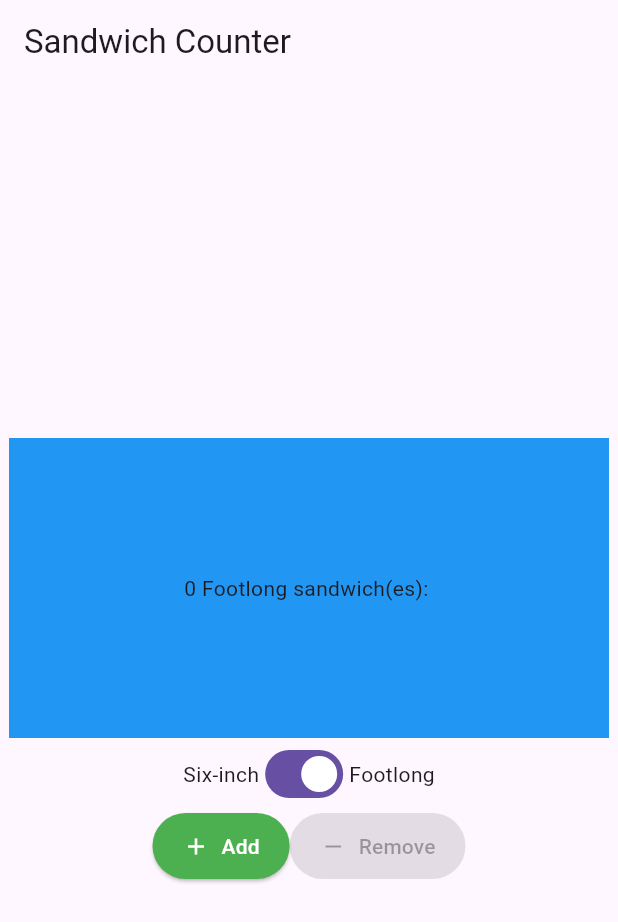
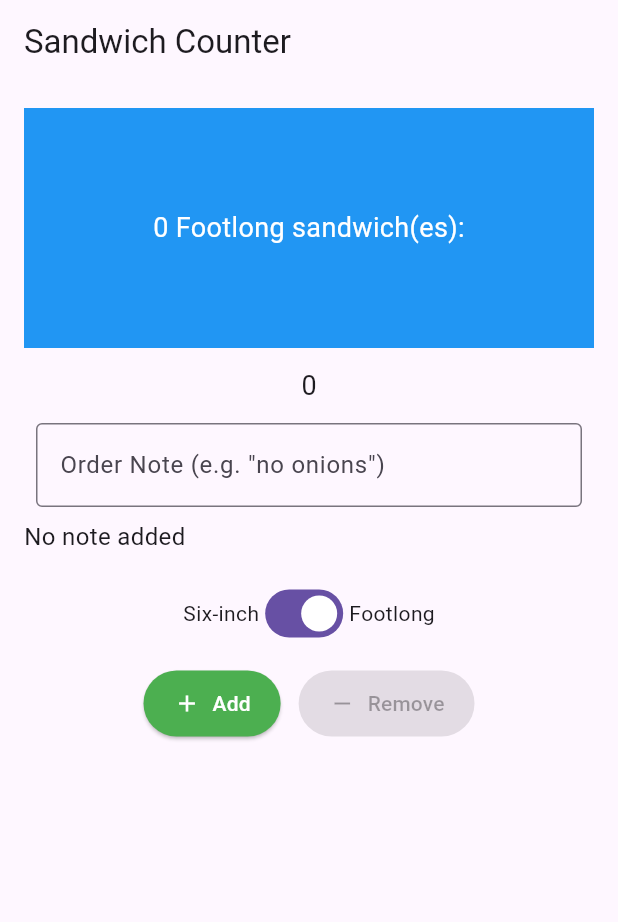
Before and after one commit to Mattcodez21/sandwich_shop, a Flutter app: the screen it shows after launch, on a phone screen of 412 x 824 dp. Shown: the top 922 px of the screen. Run offline on Flutter 3.47's test engine with Material 3 defaults, Android fonts, the phone set to English and light mode, and no system bars.

Commit message:
Custom Notes

```diff
--- a/lib/main.dart
+++ b/lib/main.dart
@@ -11,26 +11,25 @@ class App extends StatelessWidget {
   Widget build(BuildContext context) {
     return const MaterialApp(
       title: 'Sandwich Shop App',
-        home: OrderScreen(
-          maxQuantity: 5,
-        ));
+      home: OrderScreen(maxQuantity: 5),
+    );
   }
 }
 
 class OrderScreen extends StatefulWidget {
   final int maxQuantity;
-
   const OrderScreen({super.key, this.maxQuantity = 10});
 
   @override
-  State<OrderScreen> createState() {
-    return _OrderScreenState();
-  }
+  State<OrderScreen> createState() => _OrderScreenState();
 }
 
 class _OrderScreenState extends State<OrderScreen> {
   int _quantity = 0;
   bool _isFootlong = true;
+
+  // Controller for the order note TextField
+  final TextEditingController _noteController = TextEditingController();
 
   void _increaseQuantity() {
     if (_quantity < widget.maxQuantity) {
@@ -45,65 +44,105 @@ class _OrderScreenState extends State<OrderScreen> {
   }
 
   @override
+  void dispose() {
+    _noteController.dispose();
+    super.dispose();
+  }
+
+  @override
   Widget build(BuildContext context) {
-    String sandwichSize = _isFootlong ? 'Footlong' : 'Six-inch';
+    final String sandwichSize = _isFootlong ? 'Footlong' : 'Six-inch';
 
     return Scaffold(
-      appBar: AppBar(
-        title: const Text('Sandwich Counter'),
+      appBar: AppBar(title: const Text('Sandwich Counter')),
+      body: SingleChildScrollView(
+        child: Padding(
+          padding: const EdgeInsets.all(16.0),
+          child: Column(
+            children: <Widget>[
+              OrderItemDisplay(_quantity, sandwichSize),
+
+              const SizedBox(height: 12),
+
+              // keep plain counter text so existing tests that look for '0' still pass
+              Text('$_quantity', style: const TextStyle(fontSize: 18)),
+
+              const SizedBox(height: 12),
+
+              // TextField following Flutter docs pattern
+              Padding(
+                padding: const EdgeInsets.symmetric(horizontal: 8.0),
+                child: TextField(
+                  controller: _noteController,
+                  onChanged: (value) => setState(() {}),
+                  decoration: const InputDecoration(
+                    border: OutlineInputBorder(),
+                    labelText: 'Order Note (e.g. "no onions")',
                   ),
-      body: Center(
-        child: Column(
-          mainAxisAlignment: MainAxisAlignment.center,
-          children: <Widget>[
-            OrderItemDisplay(
-              _quantity,
-              sandwichSize,
                 ),
+              ),
+
+              const SizedBox(height: 8),
+
+              // Display the confirmed note on screen
+              Align(
+                alignment: Alignment.centerLeft,
+                child: Text(
+                  _noteController.text.isEmpty
+                      ? 'No note added'
+                      : 'Note: ${_noteController.text}',
+                  style: const TextStyle(fontSize: 16),
+                ),
+              ),
+
+              const SizedBox(height: 16),
+
               Row(
                 mainAxisAlignment: MainAxisAlignment.center,
                 children: [
                   const Text('Six-inch'),
                   Switch(
                     value: _isFootlong,
-                  onChanged: (value) {
-                    setState(() {
-                      _isFootlong = value;
-                    });
-                  },
+                    onChanged: (value) => setState(() => _isFootlong = value),
                   ),
                   const Text('Footlong'),
                 ],
               ),
+
+              const SizedBox(height: 12),
+
               Row(
                 mainAxisAlignment: MainAxisAlignment.center,
                 children: [
                   ElevatedButton.icon(
-                  onPressed:
-                      _quantity < widget.maxQuantity ? _increaseQuantity : null,
+                    onPressed: _quantity < widget.maxQuantity
+                        ? _increaseQuantity
+                        : null,
+                    icon: const Icon(Icons.add),
+                    label: const Text('Add'),
                     style: ElevatedButton.styleFrom(
                       backgroundColor: Colors.green,
                       foregroundColor: Colors.white,
                       padding: const EdgeInsets.symmetric(
                           horizontal: 20, vertical: 12),
                     ),
-                  icon: const Icon(Icons.add),
-                  label: const Text('Add'),
                   ),
+                  const SizedBox(width: 12),
                   ElevatedButton.icon(
                     onPressed: _quantity > 0 ? _decreaseQuantity : null,
+                    icon: const Icon(Icons.remove),
+                    label: const Text('Remove'),
                     style: ElevatedButton.styleFrom(
                       backgroundColor: Colors.red,
                       foregroundColor: Colors.white,
                       padding: const EdgeInsets.symmetric(
                           horizontal: 20, vertical: 12),
                     ),
-                  icon: const Icon(Icons.remove),
-                  label: const Text('Remove'),
                   ),
                 ],
               ),
             ],
+          ),
         ),
       ),
     );
@@ -111,18 +150,22 @@ class _OrderScreenState extends State<OrderScreen> {
 }
 
 class OrderItemDisplay extends StatelessWidget {
+  final int quantity;
   final String itemType;
-  final int quantity;
-
   const OrderItemDisplay(this.quantity, this.itemType, {super.key});
 
   @override
   Widget build(BuildContext context) {
     return Container(
       width: 400,
-        height: 200,
+      height: 160,
       color: Colors.blue,
       alignment: Alignment.center,
-        child: Text('$quantity $itemType sandwich(es): ${'🥪' * quantity}'));
+      child: Text(
+        '$quantity $itemType sandwich(es): ${'🥪' * quantity}',
+        textAlign: TextAlign.center,
+        style: const TextStyle(color: Colors.white, fontSize: 18),
+      ),
+    );
   }
 }
```
Also changed, not shown: 1 other file. Lines whose indentation alone changed are shown as unchanged.
